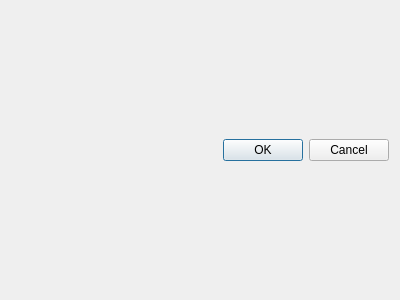
Above: ui/newexodialog.ui from Skade86/texomaker before the change. Below: the same form after it.
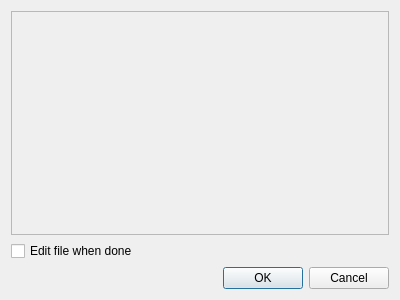
That is the form after the change.

Commit message:
Petis changements newexp UI
Ajout QScintilla2 pour tests

Patch:
```diff
--- a/ui/newexodialog.ui
+++ b/ui/newexodialog.ui
@@ -13,9 +13,28 @@
   <property name="windowTitle">
    <string>Dialog</string>
   </property>
-  <layout class="QVBoxLayout" name="verticalLayout_2">
+  <layout class="QVBoxLayout" name="verticalLayout">
    <item>
-    <layout class="QVBoxLayout" name="verticalLayout"/>
+    <widget class="QFrame" name="frame">
+     <property name="frameShape">
+      <enum>QFrame::StyledPanel</enum>
+     </property>
+     <property name="frameShadow">
+      <enum>QFrame::Raised</enum>
+     </property>
+     <layout class="QVBoxLayout" name="verticalLayout_2">
+      <item>
+       <layout class="QGridLayout" name="gridLayout"/>
+      </item>
+     </layout>
+    </widget>
+   </item>
+   <item>
+    <widget class="QCheckBox" name="editCheckBox">
+     <property name="text">
+      <string>Edit file when done</string>
+     </property>
+    </widget>
    </item>
    <item>
     <widget class="QDialogButtonBox" name="buttonBox">
```
The commit also changes 5 other files.
